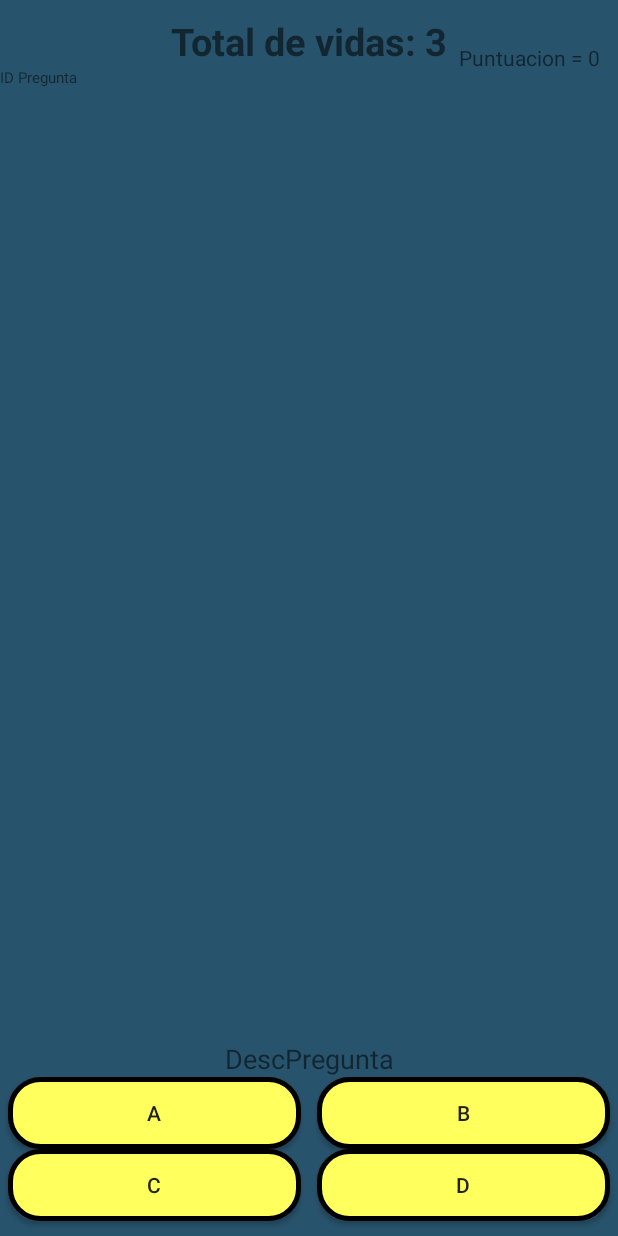
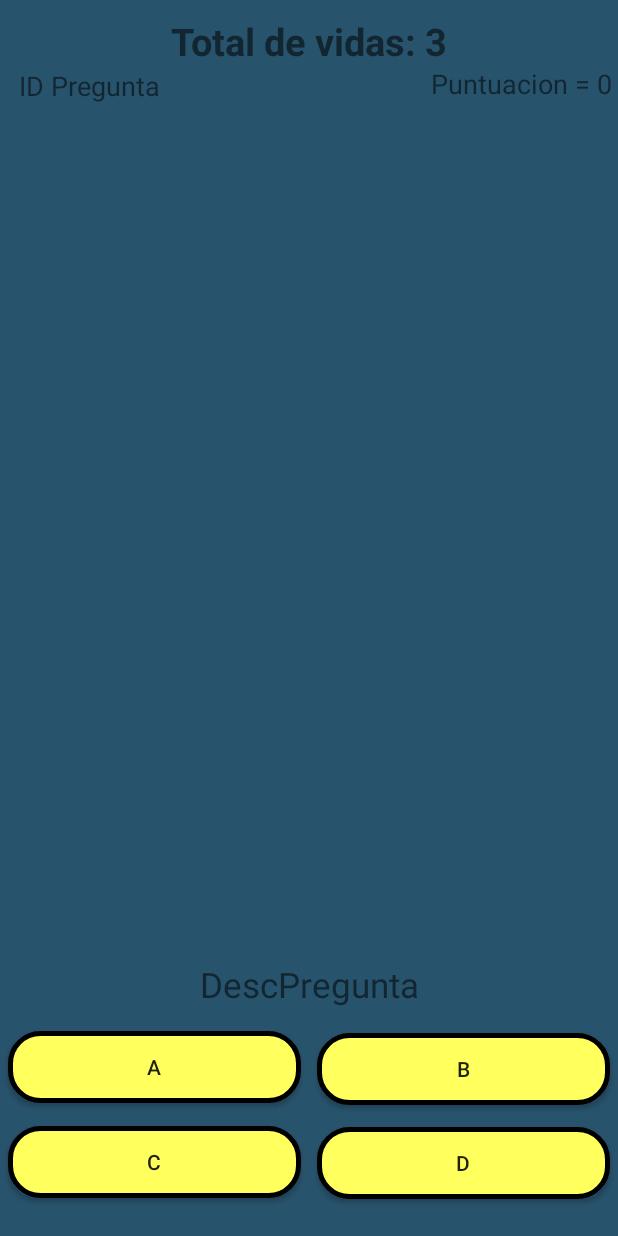
Before and after one commit to XXnikoDarkXX/-El-Mundo-Animal, an Android app: the Juego screen opened directly, with no data from a screen before it, on a phone screen of 412 x 824 dp. Run offline under Robolectric (Android 15) with nearby library versions, the phone set to English and light mode, and no system bars; our stand-ins replace Firebase (no records; nobody signed in at launch, a user with empty details on screens opened directly); pictures from the network do not load; 3 statements that could not run were skipped.

Commit message:
Mejora diseño en el Juego
- He mejorado el diseño para que se vea mas agradable para poder leer
- Pequeñas implementaciones

```diff
--- a/ElMundoAnimal/app/src/main/java/com/nicolasfernandez/elmundoanimal/actividades/Juego.kt
+++ b/ElMundoAnimal/app/src/main/java/com/nicolasfernandez/elmundoanimal/actividades/Juego.kt
@@ -5,10 +5,7 @@ import android.content.res.Resources
 import androidx.appcompat.app.AppCompatActivity
 import android.os.Bundle
 import android.view.View
-import android.widget.Button
-import android.widget.ImageView
-import android.widget.TextView
-import android.widget.Toast
+import android.widget.*
 import androidx.core.content.res.ResourcesCompat
 import com.bumptech.glide.Glide
 import com.google.android.gms.tasks.OnCompleteListener
@@ -23,7 +20,7 @@ import java.util.Random
 class Juego : AppCompatActivity() {
     val txtVida: TextView by lazy { findViewById<TextView>(R.id.txtVida) }
     val txtIdPregunta: TextView by lazy { findViewById<TextView>(R.id.txtIdPregunta) }
-
+    val cargaJuego :ProgressBar by lazy { findViewById(R.id.cargaJuego) }
     val txtPuntuacionJugador: TextView by lazy { findViewById<TextView>(R.id.txtPuntuacionJugador) }
 
     val txtPregunta: TextView by lazy { findViewById(R.id.txtPregunta) }
@@ -45,7 +42,7 @@ class Juego : AppCompatActivity() {
         txtVida.text = txtVida.text.toString() + " " + contador
       puntuacionJugador()
         //iniciamos el juego
-        //    iniciarJuego()
+           iniciarJuego()
 
         //Obtenemos las preguntas del juego
         obtenerPreguntas()
@@ -93,21 +90,22 @@ class Juego : AppCompatActivity() {
 
     }
 
-    /*
+
 
     fun iniciarJuego() {
 
-        Database.firebaseDB.collection("juego").get().addOnSuccessListener { result ->
+        obtenerPreguntas()
+        cargaJuego.visibility=View.GONE
+        txtIdPregunta.visibility=View.VISIBLE
+        imgAnimal.visibility=View.VISIBLE
+        btnA.visibility=View.VISIBLE
+        btnB.visibility=View.VISIBLE
+        btnC.visibility=View.VISIBLE
+        btnD.visibility=View.VISIBLE
 
-            for (document in result) {
 
-                var pregunta = document.toObject(Pregunta::class.java) as Pregunta
-                borrarAnimalBBDD(pregunta.id)
-            }
-
-        }
     }
-
+/*
 
     fun borrarAnimalBBDD(id:String ){
         Database.firebaseDB.collection("juego_usuario").document(id).delete().addOnCompleteListener {
@@ -162,6 +160,7 @@ class Juego : AppCompatActivity() {
             btnD.text = preguntas.get(indice).d
         } else {
             Toast.makeText(this, "Ganastes el juego", Toast.LENGTH_LONG).show()
+            terminarJuego()
         }
 
     }
--- a/ElMundoAnimal/app/src/main/res/layout/activity_juego.xml
+++ b/ElMundoAnimal/app/src/main/res/layout/activity_juego.xml
@@ -13,9 +13,7 @@
         android:layout_width="wrap_content"
         android:layout_height="wrap_content"
         android:layout_marginTop="10dp"
-        android:layout_marginBottom="9dp"
         android:text="@string/vidas"
-        app:layout_constraintBottom_toTopOf="@+id/imgAnimal"
         app:layout_constraintEnd_toEndOf="parent"
         app:layout_constraintStart_toStartOf="parent"
         app:layout_constraintTop_toTopOf="parent" />
@@ -33,7 +31,8 @@
         app:layout_constraintEnd_toEndOf="parent"
         app:layout_constraintStart_toStartOf="parent"
         app:layout_constraintTop_toBottomOf="@+id/txtVida"
-        tools:srcCompat="@tools:sample/avatars" />
+        tools:srcCompat="@tools:sample/avatars"
+        tools:visibility="gone" />
 
     <TextView
         android:id="@+id/txtPregunta"
@@ -41,12 +40,14 @@
         android:layout_height="wrap_content"
         android:layout_marginStart="5dp"
         android:layout_marginEnd="5dp"
+        android:layout_marginBottom="2dp"
         android:text="@string/descripcionPregunta"
-        android:textSize="18sp"
+        android:textSize="23sp"
         app:layout_constraintBottom_toTopOf="@+id/btnB"
         app:layout_constraintEnd_toEndOf="parent"
         app:layout_constraintStart_toStartOf="parent"
-        app:layout_constraintTop_toBottomOf="@+id/imgAnimal" />
+        app:layout_constraintTop_toBottomOf="@+id/imgAnimal"
+        tools:visibility="gone" />
 
     <Button
         android:id="@+id/btnB"
@@ -54,12 +55,13 @@
         android:layout_height="wrap_content"
         android:layout_marginStart="5dp"
         android:layout_marginEnd="5dp"
+        android:background="@drawable/button_round"
         android:text="@string/b"
-        android:background="@drawable/button_round"
         app:layout_constraintBottom_toTopOf="@+id/btnD"
         app:layout_constraintEnd_toEndOf="parent"
         app:layout_constraintStart_toEndOf="@+id/btnA"
-        app:layout_constraintTop_toBottomOf="@+id/txtPregunta" />
+        app:layout_constraintTop_toBottomOf="@+id/txtPregunta"
+        tools:visibility="gone" />
 
     <Button
         android:id="@+id/btnC"
@@ -73,7 +75,8 @@
         app:layout_constraintBottom_toBottomOf="parent"
         app:layout_constraintEnd_toStartOf="@+id/btnD"
         app:layout_constraintStart_toStartOf="parent"
-        app:layout_constraintTop_toBottomOf="@+id/btnA" />
+        app:layout_constraintTop_toBottomOf="@+id/btnA"
+        tools:visibility="gone" />
 
     <Button
         android:id="@+id/btnA"
@@ -81,12 +84,13 @@
         android:layout_height="wrap_content"
         android:layout_marginStart="5dp"
         android:layout_marginEnd="5dp"
+        android:background="@drawable/button_round"
         android:text="@string/a"
         app:layout_constraintBottom_toTopOf="@+id/btnC"
-        android:background="@drawable/button_round"
         app:layout_constraintEnd_toStartOf="@+id/btnB"
         app:layout_constraintStart_toStartOf="parent"
-        app:layout_constraintTop_toBottomOf="@+id/txtPregunta" />
+        app:layout_constraintTop_toBottomOf="@+id/txtPregunta"
+        tools:visibility="gone" />
 
     <Button
         android:id="@+id/btnD"
@@ -100,27 +104,43 @@
         app:layout_constraintBottom_toBottomOf="parent"
         app:layout_constraintEnd_toEndOf="parent"
         app:layout_constraintStart_toEndOf="@+id/btnC"
-        app:layout_constraintTop_toBottomOf="@+id/btnB" />
+        app:layout_constraintTop_toBottomOf="@+id/btnB"
+        tools:visibility="gone" />
 
     <TextView
         android:id="@+id/txtIdPregunta"
         android:layout_width="wrap_content"
         android:layout_height="wrap_content"
-        android:lineSpacingExtra="12sp"
+        android:layout_marginStart="5dp"
         android:text="@string/idPregunta"
-        android:textSize="10sp"
+        android:textSize="18sp"
+        app:layout_constraintBottom_toTopOf="@+id/imgAnimal"
+        app:layout_constraintEnd_toStartOf="@+id/txtVida"
         app:layout_constraintStart_toStartOf="parent"
-        app:layout_constraintTop_toBottomOf="@+id/txtVida" />
+        app:layout_constraintTop_toBottomOf="@+id/txtVida"
+        tools:visibility="gone" />
 
     <TextView
         android:id="@+id/txtPuntuacionJugador"
         android:layout_width="wrap_content"
         android:layout_height="wrap_content"
-        android:layout_marginEnd="5dp"
-        android:layout_marginBottom="16dp"
+        android:layout_marginEnd="15dp"
+        android:layout_marginBottom="3dp"
         android:text="@string/puntuacion"
+        android:textSize="18sp"
         app:layout_constraintBottom_toTopOf="@+id/imgAnimal"
         app:layout_constraintEnd_toEndOf="parent"
-        app:layout_constraintStart_toEndOf="@+id/txtVida" />
+        app:layout_constraintStart_toEndOf="@+id/txtVida"
+        app:layout_constraintTop_toBottomOf="@+id/txtVida" />
+
+    <ProgressBar
+        android:id="@+id/cargaJuego"
+        style="?android:attr/progressBarStyle"
+        android:layout_width="wrap_content"
+        android:layout_height="wrap_content"
+        app:layout_constraintBottom_toBottomOf="parent"
+        app:layout_constraintEnd_toEndOf="parent"
+        app:layout_constraintStart_toStartOf="parent"
+        app:layout_constraintTop_toBottomOf="@+id/imgAnimal" />
 
 </androidx.constraintlayout.widget.ConstraintLayout>
```
